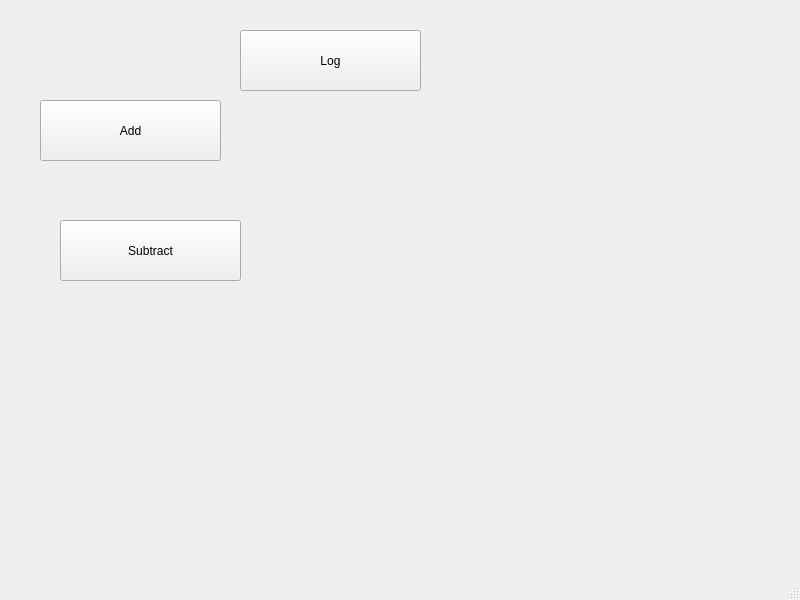
Above: app/uis/main_window.ui from threezinedine/ntt-light-sculpture-app before the change. Below: the same form after it.
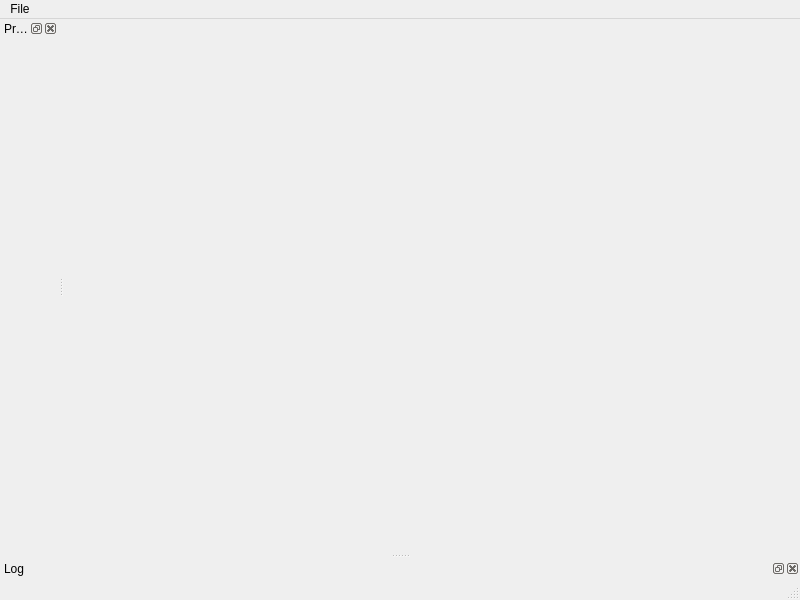
That is the form after the change.

What changed in the file:
```diff
--- a/app/uis/main_window.ui
+++ b/app/uis/main_window.ui
@@ -14,45 +14,11 @@
    <string>Light Sculpture Application</string>
   </property>
   <widget class="QWidget" name="centralwidget">
-   <widget class="QPushButton" name="addButton">
-    <property name="geometry">
-     <rect>
-      <x>40</x>
-      <y>100</y>
-      <width>181</width>
-      <height>61</height>
-     </rect>
-    </property>
-    <property name="text">
-     <string>Add</string>
-    </property>
-   </widget>
-   <widget class="QPushButton" name="subtractButton">
-    <property name="geometry">
-     <rect>
-      <x>60</x>
-      <y>220</y>
-      <width>181</width>
-      <height>61</height>
-     </rect>
-    </property>
-    <property name="text">
-     <string>Subtract</string>
-    </property>
-   </widget>
-   <widget class="QPushButton" name="logButton">
-    <property name="geometry">
-     <rect>
-      <x>240</x>
-      <y>30</y>
-      <width>181</width>
-      <height>61</height>
-     </rect>
-    </property>
-    <property name="text">
-     <string>Log</string>
-    </property>
-   </widget>
+   <layout class="QHBoxLayout" name="horizontalLayout">
+    <item>
+     <layout class="QHBoxLayout" name="centerLayout"/>
+    </item>
+   </layout>
   </widget>
   <widget class="QMenuBar" name="menubar">
    <property name="geometry">
@@ -63,8 +29,44 @@
      <height>22</height>
     </rect>
    </property>
+   <widget class="QMenu" name="menuFile">
+    <property name="title">
+     <string>File</string>
+    </property>
+    <addaction name="actionNew"/>
+    <addaction name="actionOpen"/>
+   </widget>
+   <addaction name="menuFile"/>
   </widget>
   <widget class="QStatusBar" name="statusbar"/>
+  <widget class="QDockWidget" name="projectTree">
+   <property name="windowTitle">
+    <string>Project</string>
+   </property>
+   <attribute name="dockWidgetArea">
+    <number>1</number>
+   </attribute>
+   <widget class="QWidget" name="dockWidgetContents"/>
+  </widget>
+  <widget class="QDockWidget" name="logWidget">
+   <property name="windowTitle">
+    <string>Log</string>
+   </property>
+   <attribute name="dockWidgetArea">
+    <number>8</number>
+   </attribute>
+   <widget class="QWidget" name="dockWidgetContents_2"/>
+  </widget>
+  <action name="actionNew">
+   <property name="text">
+    <string>New</string>
+   </property>
+  </action>
+  <action name="actionOpen">
+   <property name="text">
+    <string>Open</string>
+   </property>
+  </action>
  </widget>
  <resources/>
  <connections/>
```
